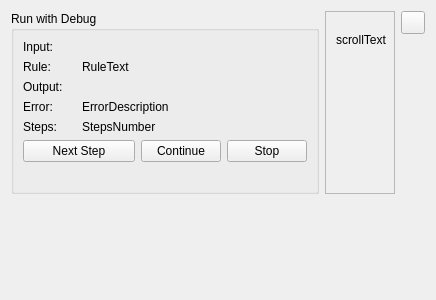
Old version of the form YAD-Studio/Widgets/DebugRunWidget.ui in the repository Yad-Studio/YAD-Studio.
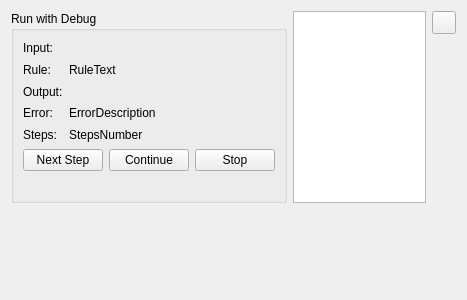
New version of the form. Icons and pictures are not drawn. Custom widgets are drawn as their Qt base class.

Diff of the .ui file:
```diff
--- a/YAD-Studio/Widgets/DebugRunWidget.ui
+++ b/YAD-Studio/Widgets/DebugRunWidget.ui
@@ -6,7 +6,7 @@
    <rect>
     <x>0</x>
     <y>0</y>
-    <width>436</width>
+    <width>467</width>
     <height>300</height>
    </rect>
   </property>
@@ -119,34 +119,11 @@
      </layout>
     </widget>
    </item>
-   <item row="0" column="1" rowspan="3">
-    <widget class="QScrollArea" name="scrollArea">
-     <property name="widgetResizable">
+   <item row="0" column="1" rowspan="2">
+    <widget class="QTextEdit" name="debugLog">
+     <property name="readOnly">
       <bool>true</bool>
      </property>
-     <widget class="QWidget" name="scroll">
-      <property name="geometry">
-       <rect>
-        <x>0</x>
-        <y>0</y>
-        <width>85</width>
-        <height>215</height>
-       </rect>
-      </property>
-      <widget class="QLabel" name="scrollText">
-       <property name="geometry">
-        <rect>
-         <x>10</x>
-         <y>20</y>
-         <width>53</width>
-         <height>16</height>
-        </rect>
-       </property>
-       <property name="text">
-        <string>scrollText</string>
-       </property>
-      </widget>
-     </widget>
     </widget>
    </item>
    <item row="0" column="2">
@@ -157,7 +134,7 @@
      </property>
     </widget>
    </item>
-   <item row="1" column="2" rowspan="3">
+   <item row="1" column="2" rowspan="2">
     <spacer name="verticalSpacer_3">
      <property name="orientation">
       <enum>Qt::Vertical</enum>
@@ -170,7 +147,7 @@
      </property>
     </spacer>
    </item>
-   <item row="2" column="0" rowspan="2">
+   <item row="2" column="0">
     <spacer name="verticalSpacer">
      <property name="orientation">
       <enum>Qt::Vertical</enum>
@@ -183,7 +160,7 @@
      </property>
     </spacer>
    </item>
-   <item row="3" column="1">
+   <item row="2" column="1">
     <spacer name="verticalSpacer_2">
      <property name="orientation">
       <enum>Qt::Vertical</enum>
```
